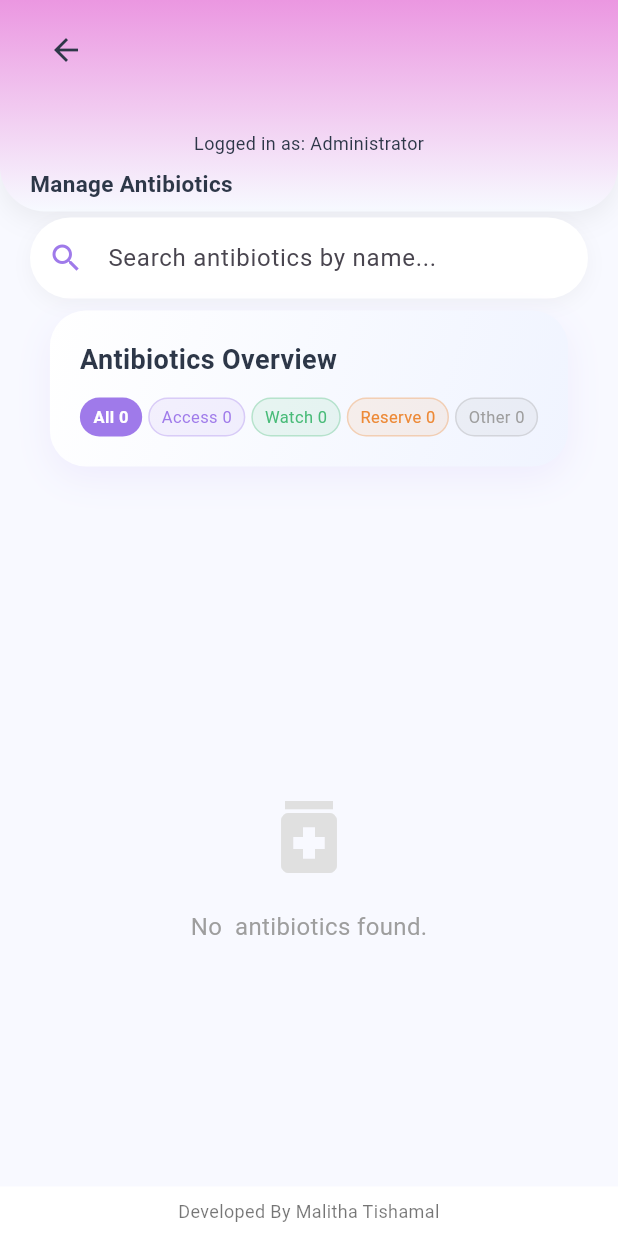
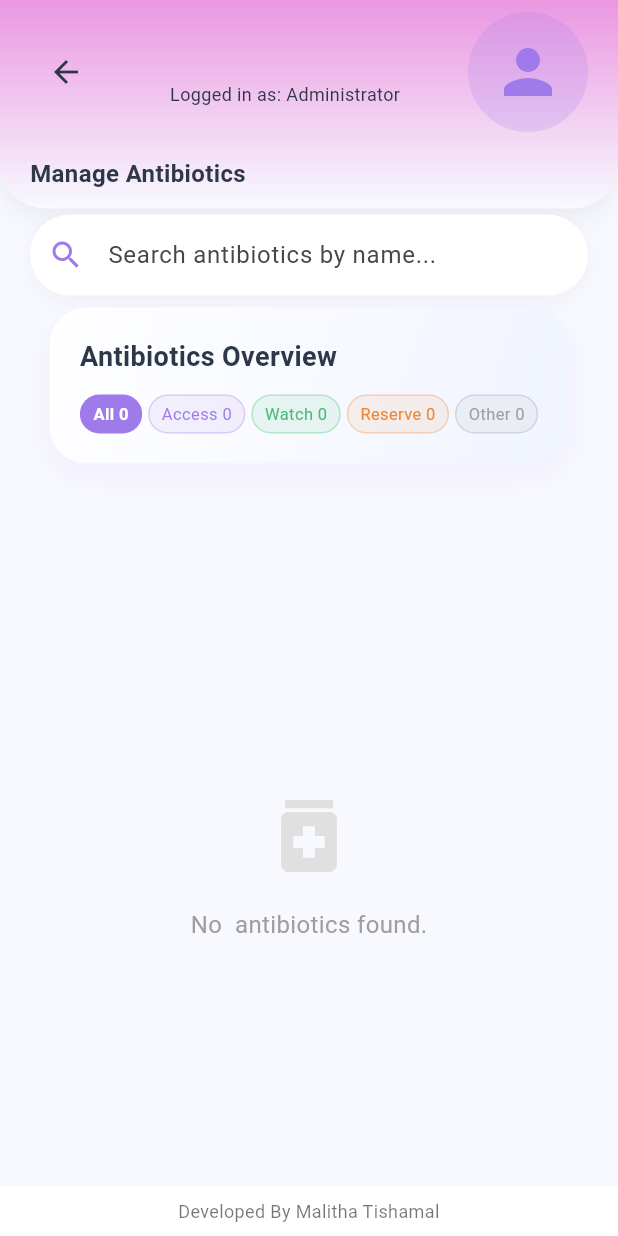
Before and after one commit to malitha-tishamal/MediQ-Antibiotic-Management-App, a Flutter app: the ManageAntibioticsScreen screen opened directly, on a phone screen of 412 x 824 dp. Run offline on Flutter 3.47's test engine with Material 3 defaults, Android fonts, the phone set to English and light mode, and no system bars; our stand-ins replace cloud_firestore, csv, firebase_auth, firebase_core, fl_chart, flutter_typeahead and 5 more; accounts and stored records are empty.

Commit message:
Update manage_antibiotics_screen.dart

```diff
--- a/mediq/lib/admin/manage_antibiotics_screen.dart
+++ b/mediq/lib/admin/manage_antibiotics_screen.dart
@@ -82,7 +82,7 @@
 
   Widget _buildHeader(BuildContext context) {
   return Container(
-      padding: const EdgeInsets.only(top: 4, left: 20, right: 20, bottom: 8),
+    padding: const EdgeInsets.only(top: 8, left: 20, right: 20, bottom: 12),
     decoration: const BoxDecoration(
       gradient: LinearGradient(
         colors: [AppColors.headerGradientStart, AppColors.headerGradientEnd],
@@ -95,17 +95,21 @@
       ),
       boxShadow: [
         BoxShadow(
-              color: Color(0x10000000), blurRadius: 15, offset: Offset(0, 5))
+          color: Color(0x10000000),
+          blurRadius: 15,
+          offset: Offset(0, 5),
+        ),
       ],
     ),
     child: Column(
       crossAxisAlignment: CrossAxisAlignment.start,
       mainAxisSize: MainAxisSize.min,
       children: [
-          const SizedBox(height: 5),
+        // Top row: back button (left), user info (center), profile picture (right)
         Row(
-            mainAxisAlignment: MainAxisAlignment.spaceBetween,
+          crossAxisAlignment: CrossAxisAlignment.center,
           children: [
+            // Back button
             IconButton(
               padding: EdgeInsets.zero,
               constraints: const BoxConstraints(),
@@ -113,39 +117,67 @@
                   color: AppColors.headerTextDark, size: 24),
               onPressed: () => Navigator.of(context).pop(),
             ),
-            ],
-          ),
-          const SizedBox(height: 2),
-          Center(
-            child: Column(
+            const Spacer(),
+            // User info (centered)
+            Column(
+              mainAxisSize: MainAxisSize.min,
               children: [
                 Text(
                   _currentUserName,
                   style: const TextStyle(
                     fontSize: 18,
                     fontWeight: FontWeight.bold,
-                      color: AppColors.headerTextDark),
+                    color: AppColors.headerTextDark,
                   ),
-                const SizedBox(height: 2),
+                ),
+                const SizedBox(height: 4),
                 const Text(
                   'Logged in as: Administrator',
                   style: TextStyle(
-                      fontSize: 12, color: AppColors.headerTextDark),
+                    fontSize: 12,
+                    color: AppColors.headerTextDark,
+                  ),
                 ),
               ],
             ),
+            const Spacer(),
+            // Profile picture (right) - 80x80
+            _buildProfileAvatar(),
+          ],
         ),
-          const SizedBox(height: 8),
+        const SizedBox(height: 16),
+        // Title
         const Text(
           'Manage Antibiotics',
           style: TextStyle(
-                fontSize: 15,
+            fontSize: 16,
             fontWeight: FontWeight.w600,
-                color: AppColors.headerTextDark),
+            color: AppColors.headerTextDark,
+          ),
         ),
       ],
     ),
   );
+}
+
+// Helper for profile avatar (80x80, radius 40)
+Widget _buildProfileAvatar() {
+  if (_profileImageUrl != null && _profileImageUrl!.isNotEmpty) {
+    return CircleAvatar(
+      radius: 40,
+      backgroundImage: NetworkImage(_profileImageUrl!),
+      backgroundColor: Colors.grey.shade200,
+      onBackgroundImageError: (_, __) {
+        if (mounted) setState(() => _profileImageUrl = null);
+      },
+    );
+  } else {
+    return CircleAvatar(
+      radius: 40,
+      backgroundColor: AppColors.primaryPurple.withOpacity(0.2),
+      child: const Icon(Icons.person, color: AppColors.primaryPurple, size: 48),
+    );
+  }
 }
 
   Future<void> _confirmDelete(String docId, String name) async {
```
Lines whose indentation alone changed are shown as unchanged.
